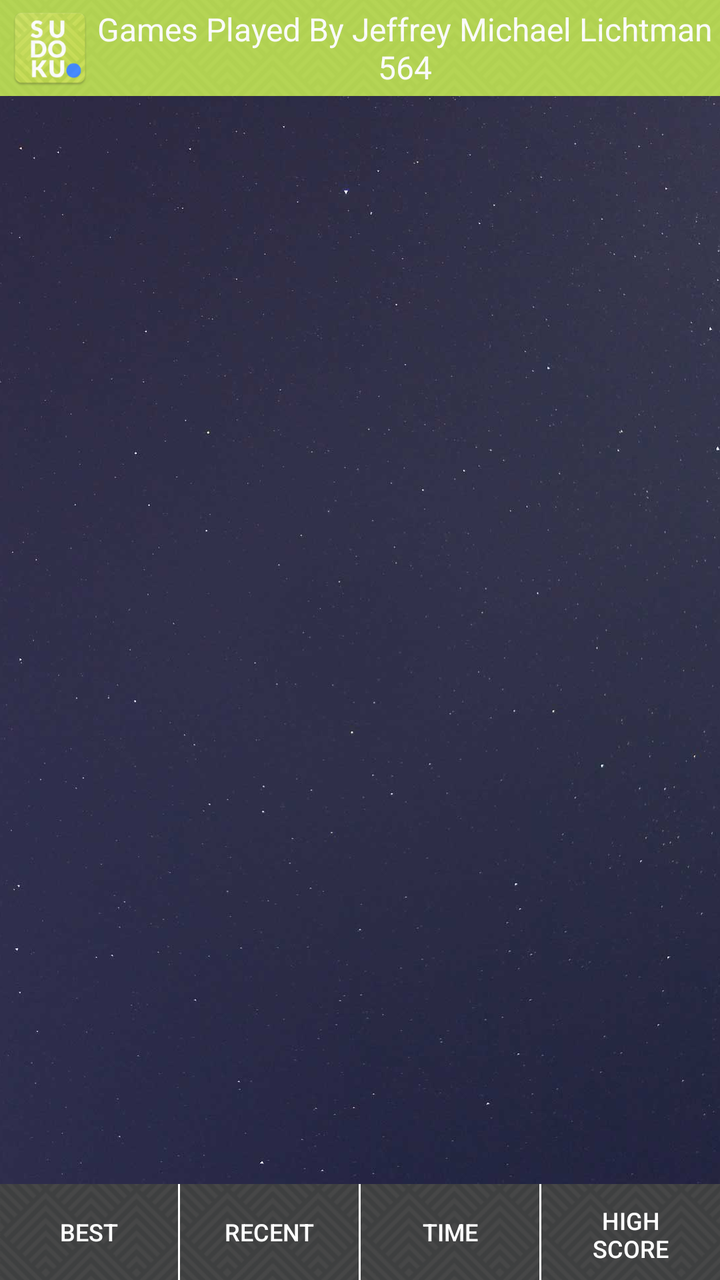
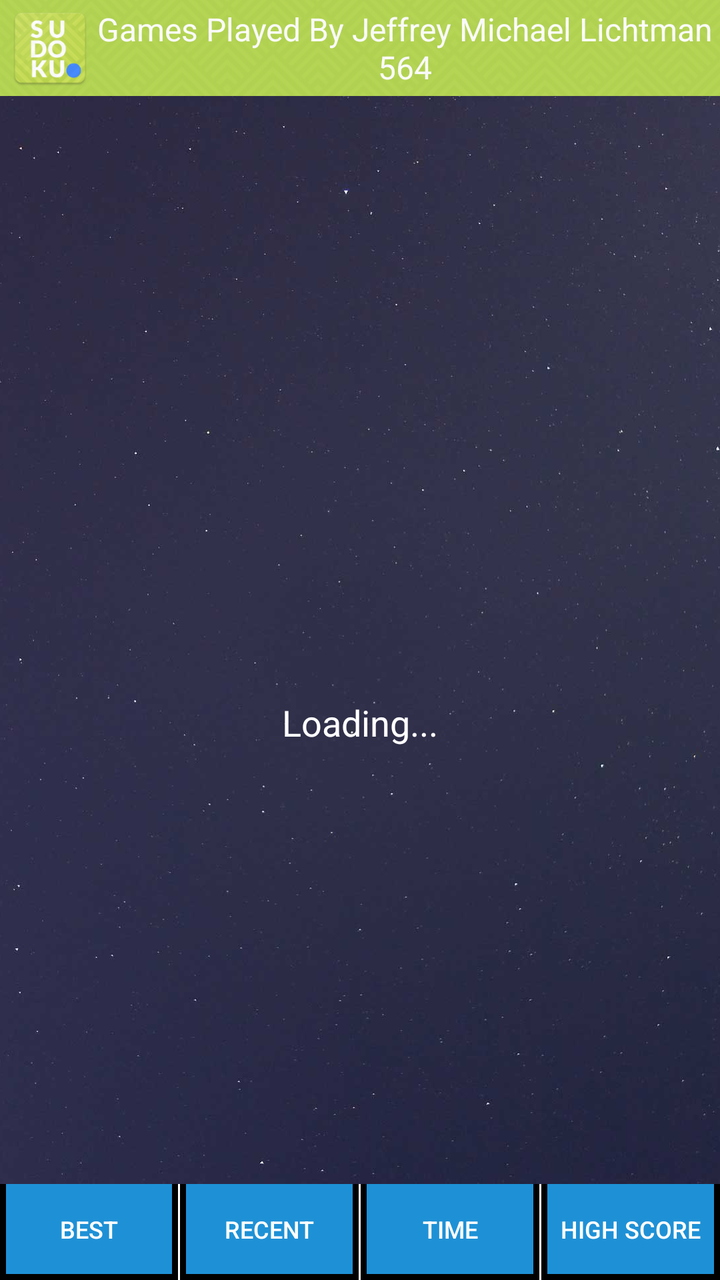

Two renders of the same Android screen: before a commit and after it. Below are the layout's source before the change and the commit's diff.
<!-- AndroidManifest.xml: application theme AppTheme -->
<!-- res/layout/activity_completedgame.xml -->
<?xml version="1.0" encoding="utf-8"?>
<RelativeLayout xmlns:android="http://schemas.android.com/apk/res/android"
    xmlns:app="http://schemas.android.com/apk/res-auto"
    xmlns:tools="http://schemas.android.com/tools"
    android:id="@+id/activity_history"
    android:layout_width="match_parent"
    android:layout_height="match_parent"
    android:fitsSystemWindows="false">

    <ImageView
        android:id="@+id/imageView7"
        android:layout_width="match_parent"
        android:layout_height="match_parent"
        android:scaleType="centerCrop"
        app:srcCompat="@drawable/coolbackground" />

    <LinearLayout
        android:layout_width="match_parent"
        android:layout_height="match_parent"
        android:layout_centerHorizontal="true"
        android:layout_centerVertical="true"
        android:orientation="vertical"
        android:weightSum="100">

        <RelativeLayout
            android:layout_width="match_parent"
            android:layout_height="48dp"
            android:background="@color/color1"
            android:orientation="horizontal">

            <ImageView
                android:id="@+id/icon_comp_usr"
                android:layout_width="40dp"
                android:layout_height="40dp"
                android:layout_alignParentLeft="true"
                android:layout_alignParentStart="true"
                android:layout_centerVertical="true"
                android:layout_marginLeft="5dp"
                app:srcCompat="@mipmap/ic_launcher" />

            <TextView
                android:id="@+id/user_name"
                android:layout_width="match_parent"
                android:layout_height="match_parent"
                android:layout_toEndOf="@+id/icon_comp_usr"
                android:layout_toRightOf="@+id/icon_comp_usr"
                android:gravity="center_vertical|center_horizontal"
                android:text="Games Played By Jeffrey Michael Lichtman 564"
                android:textAllCaps="false"
                android:textColor="@android:color/white"
                android:textSize="16sp" />

            <ImageView
                android:id="@+id/imageView26"
                android:layout_width="match_parent"
                android:layout_height="match_parent"
                android:alpha=".15"
                android:scaleType="centerCrop"
                app:srcCompat="@drawable/keyboardbg" />
        </RelativeLayout>

        <android.support.v7.widget.RecyclerView
            android:id="@+id/recyclerView"
            android:layout_width="match_parent"
            android:layout_height="0dp"
            android:layout_marginBottom="5dp"
            android:layout_marginTop="5dp"

            android:layout_weight="100"
            android:background="@android:color/transparent" />

        <RelativeLayout
            android:layout_width="match_parent"
            android:layout_height="48dp"
            android:background="@android:color/black"
            android:orientation="horizontal"
            android:weightSum="4">

            <ImageView
                android:id="@+id/imageView27"
                android:layout_width="match_parent"
                android:layout_height="match_parent"
                android:alpha=".3"
                android:scaleType="centerCrop"
                app:srcCompat="@drawable/keyboardbg" />

            <LinearLayout
                android:layout_width="match_parent"
                android:layout_height="match_parent"
                android:orientation="horizontal"
                android:weightSum="4">

                <Button
                    android:id="@+id/sort_best"
                    style="@style/Widget.AppCompat.Button.Borderless"
                    android:layout_width="0dp"
                    android:layout_height="match_parent"
                    android:layout_weight="1"
                    android:gravity="center"
                    android:text="Best"
                    android:textColor="@color/white"
                    android:textSize="12sp" />

                <LinearLayout
                    android:layout_width="1dp"
                    android:layout_height="match_parent"
                    android:background="@color/white"
                    android:orientation="vertical"></LinearLayout>

                <Button
                    android:id="@+id/sort_recent"
                    style="@style/Widget.AppCompat.Button.Borderless"
                    android:layout_width="0dp"
                    android:layout_height="match_parent"
                    android:layout_weight="1"
                    android:gravity="center"
                    android:text="Recent"
                    android:textColor="@color/white"
                    android:textSize="12sp" />

                <LinearLayout
                    android:layout_width="1dp"
                    android:layout_height="match_parent"
                    android:background="@color/white"
                    android:orientation="vertical"></LinearLayout>

                <Button
                    android:id="@+id/sort_time"
                    style="@style/Widget.AppCompat.Button.Borderless"
                    android:layout_width="0dp"
                    android:layout_height="match_parent"
                    android:layout_weight="1"
                    android:gravity="center"
                    android:text="Time"
                    android:textColor="@color/white"
                    android:textSize="12sp" />

                <LinearLayout
                    android:layout_width="1dp"
                    android:layout_height="match_parent"
                    android:background="@color/white"
                    android:orientation="vertical"></LinearLayout>

                <Button
                    android:id="@+id/sort_highscore"
                    style="@style/Widget.AppCompat.Button.Borderless"
                    android:layout_width="0dp"
                    android:layout_height="match_parent"
                    android:layout_weight="1"
                    android:gravity="center"
                    android:text="High Score"
                    android:textColor="@color/white"
                    android:textSize="12sp" />
            </LinearLayout>

        </RelativeLayout>

    </LinearLayout>

</RelativeLayout>
<!-- resources referenced by this layout -->
<resources>
  <color name="color1">#abd03a</color>
  <color name="white">#ffffff</color>
  <!-- drawable coolbackground: jpg bitmap (drawable-nodpi, 63366 bytes) -->
  <!-- drawable keyboardbg: png bitmap (drawable-nodpi, 16276 bytes) -->
  <!-- mipmap ic_launcher: png bitmap (mipmap-hdpi, 8002 bytes) -->
  <style name="AppTheme" parent="Theme.AppCompat.Light.NoActionBar">
      <item name="colorPrimary">@color/colorPrimary</item>
      <item name="colorPrimaryDark">@color/colorPrimaryDark</item>
      <item name="colorAccent">@color/colorAccent</item>
      <item name="preferenceTheme">@style/PreferenceThemeOverlay.v14.Material</item>
  
  </style>
  <color name="colorPrimary">#FFFFFF</color>
  <color name="colorPrimaryDark">#454444</color>
  <color name="colorAccent">#1e91d6</color>
</resources>

<!-- the commit's change to res/layout/activity_completedgame.xml (unified diff, before → after) -->
@@ -82,11 +82,13 @@
                 android:layout_height="match_parent"
                 android:alpha=".3"
                 android:scaleType="centerCrop"
+                android:visibility="gone"
                 app:srcCompat="@drawable/keyboardbg" />
 
             <LinearLayout
                 android:layout_width="match_parent"
                 android:layout_height="match_parent"
+                android:background="@android:color/black"
                 android:orientation="horizontal"
                 android:weightSum="4">
 
@@ -95,7 +97,11 @@
                     style="@style/Widget.AppCompat.Button.Borderless"
                     android:layout_width="0dp"
                     android:layout_height="match_parent"
+                    android:layout_marginBottom="3dp"
+                    android:layout_marginLeft="3dp"
+                    android:layout_marginRight="3dp"
                     android:layout_weight="1"
+                    android:background="@drawable/sorterbuttonfinal"
                     android:gravity="center"
                     android:text="Best"
                     android:textColor="@color/white"
@@ -112,7 +118,11 @@
                     style="@style/Widget.AppCompat.Button.Borderless"
                     android:layout_width="0dp"
                     android:layout_height="match_parent"
+                    android:layout_marginBottom="3dp"
+                    android:layout_marginLeft="3dp"
+                    android:layout_marginRight="3dp"
                     android:layout_weight="1"
+                    android:background="@drawable/sorterbuttonfinal"
                     android:gravity="center"
                     android:text="Recent"
                     android:textColor="@color/white"
@@ -129,7 +139,11 @@
                     style="@style/Widget.AppCompat.Button.Borderless"
                     android:layout_width="0dp"
                     android:layout_height="match_parent"
+                    android:layout_marginBottom="3dp"
+                    android:layout_marginLeft="3dp"
+                    android:layout_marginRight="3dp"
                     android:layout_weight="1"
+                    android:background="@drawable/sorterbuttonfinal"
                     android:gravity="center"
                     android:text="Time"
                     android:textColor="@color/white"
@@ -146,7 +160,11 @@
                     style="@style/Widget.AppCompat.Button.Borderless"
                     android:layout_width="0dp"
                     android:layout_height="match_parent"
+                    android:layout_marginBottom="3dp"
+                    android:layout_marginLeft="3dp"
+                    android:layout_marginRight="3dp"
                     android:layout_weight="1"
+                    android:background="@drawable/sorterbuttonfinal"
                     android:gravity="center"
                     android:text="High Score"
                     android:textColor="@color/white"
@@ -157,4 +175,23 @@
 
     </LinearLayout>
 
+    <ProgressBar
+        android:id="@+id/progressBar3"
+        style="?android:attr/progressBarStyle"
+        android:layout_width="wrap_content"
+        android:layout_height="wrap_content"
+        android:layout_centerInParent="true" />
+
+    <TextView
+        android:id="@+id/loading3"
+        android:layout_width="wrap_content"
+        android:layout_height="wrap_content"
+        android:layout_below="@+id/progressBar3"
+        android:layout_centerHorizontal="true"
+        android:layout_centerInParent="false"
+        android:layout_marginTop="5dp"
+        android:text="Loading..."
+        android:textColor="@color/white"
+        android:textSize="18sp" />
+
 </RelativeLayout>
<!-- resource entries referenced after the edit -->
@@ -4,6 +4,14 @@
   <color name="white">#ffffff</color>
   <!-- drawable coolbackground: jpg bitmap (drawable-nodpi, 63366 bytes) -->
   <!-- drawable keyboardbg: png bitmap (drawable-nodpi, 16276 bytes) -->
+  <!-- drawable sorterbuttonfinal (drawable-nodpi) -->
+  <?xml version="1.0" encoding="utf-8"?>
+  <selector xmlns:android="http://schemas.android.com/apk/res/android">
+      
+      
+      <item android:state_pressed="true" android:drawable="@drawable/sorterbuttonpressed" />
+      <item android:drawable="@drawable/sorterbutton" />
+  </selector>
   <!-- mipmap ic_launcher: png bitmap (mipmap-hdpi, 8002 bytes) -->
   <style name="AppTheme" parent="Theme.AppCompat.Light.NoActionBar">
       <item name="colorPrimary">@color/colorPrimary</item>
@@ -12,8 +20,28 @@
       <item name="preferenceTheme">@style/PreferenceThemeOverlay.v14.Material</item>
   
   </style>
+  <!-- drawable sorterbuttonpressed (drawable-nodpi) -->
+  <?xml version="1.0" encoding="utf-8"?>
+  <selector xmlns:android="http://schemas.android.com/apk/res/android">
+      <item>
+          <shape android:shape="rectangle">
+              <solid android:color="#5aa8d7"/>
+          </shape>
+      </item>
+  </selector>
+  <!-- drawable sorterbutton (drawable-nodpi) -->
+  <?xml version="1.0" encoding="utf-8"?>
+  <selector xmlns:android="http://schemas.android.com/apk/res/android">
+      <item>
+          <shape android:shape="rectangle">
+              <solid android:color="@color/color2"/>
+  
+          </shape>
+      </item>
+  </selector>
   <color name="colorPrimary">#FFFFFF</color>
   <color name="colorPrimaryDark">#454444</color>
   <color name="colorAccent">#1e91d6</color>
+  <color name="color2">#1e91d6</color>
 </resources>
 
